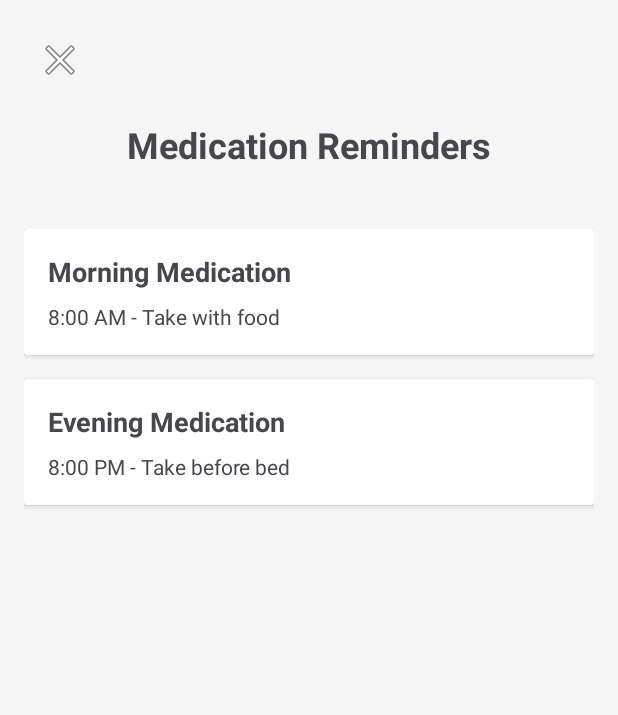
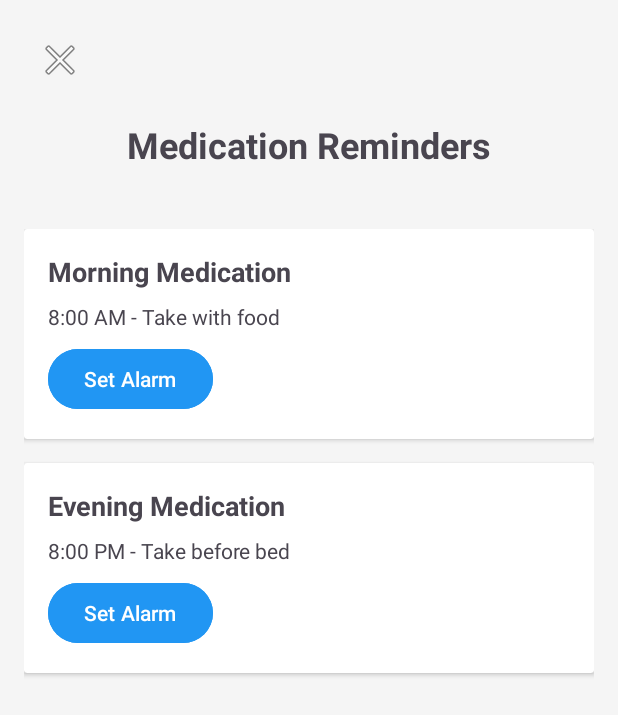
Before and after one commit to AdrianLeAsian/Medilert_CC17, an Android app: the Medication_Reminder screen opened directly, with no data from a screen before it, after a tap on "Morning Medication", on a phone screen of 412 x 824 dp. Shown: the top 715 px of the screen. Run offline under Robolectric (Android 15) with nearby library versions, the phone set to English and light mode, and no system bars.

Commit message:
SOS notif and set alarm button

```diff
--- a/app/src/main/java/com/example/medilert/Medication_Reminder.java
+++ b/app/src/main/java/com/example/medilert/Medication_Reminder.java
@@ -1,10 +1,16 @@
 package com.example.medilert;
 
+import android.app.AlarmManager;
+import android.app.PendingIntent;
+import android.content.Context;
+import android.content.Intent;
 import android.os.Bundle;
 import android.widget.ImageButton;
 import android.widget.Toast;
 import androidx.appcompat.app.AppCompatActivity;
 import androidx.cardview.widget.CardView;
+
+import java.util.Calendar;
 
 public class Medication_Reminder extends AppCompatActivity {
 
@@ -22,12 +28,30 @@ public class Medication_Reminder extends AppCompatActivity {
         backButton.setOnClickListener(v -> finish());
 
         // Medication reminder clicks
-        medication1.setOnClickListener(v -> Toast.makeText(Medication_Reminder.this,
-                "Morning Medication: Remember to take with food!",
-                Toast.LENGTH_LONG).show());
+        medication1.setOnClickListener(v -> {
+            // Set alarm for Morning Medication
+            setAlarm("Morning Medication");
+        });
 
-        medication2.setOnClickListener(v -> Toast.makeText(Medication_Reminder.this,
-                "Evening Medication: Take before going to bed!",
-                Toast.LENGTH_LONG).show());
+        medication2.setOnClickListener(v -> {
+            // Set alarm for Evening Medication
+            setAlarm("Evening Medication");
+        });
+    }
+
+    private void setAlarm(String medicationName) {
+        Calendar calendar = Calendar.getInstance();
+        calendar.set(Calendar.HOUR_OF_DAY, 8); // Set default hour
+        calendar.set(Calendar.MINUTE, 0); // Set default minute
+        calendar.set(Calendar.SECOND, 0);
+
+        AlarmManager alarmManager = (AlarmManager) getSystemService(Context.ALARM_SERVICE);
+        Intent intent = new Intent(this, AlarmReceiver.class);
+        intent.putExtra("medicationName", medicationName);
+
+        PendingIntent pendingIntent = PendingIntent.getBroadcast(this, medicationName.hashCode(), intent, PendingIntent.FLAG_UPDATE_CURRENT);
+        alarmManager.setExact(AlarmManager.RTC_WAKEUP, calendar.getTimeInMillis(), pendingIntent);
+
+        Toast.makeText(this, medicationName + " alarm set for 8:00 AM", Toast.LENGTH_SHORT).show();
     }
 }
--- a/app/src/main/res/layout/activity_medication_reminder.xml
+++ b/app/src/main/res/layout/activity_medication_reminder.xml
@@ -64,6 +64,15 @@
                     android:text="8:00 AM - Take with food"
                     android:layout_marginTop="8dp"
                     tools:ignore="HardcodedText" />
+
+                <Button
+                    android:id="@+id/alarmButton1"
+                    android:layout_width="wrap_content"
+                    android:layout_height="wrap_content"
+                    android:layout_marginTop="8dp"
+                    android:text="Set Alarm"
+                    android:backgroundTint="#2196F3"
+                    android:textColor="#FFFFFF" />
             </LinearLayout>
         </androidx.cardview.widget.CardView>
 
@@ -94,6 +103,15 @@
                     android:text="8:00 PM - Take before bed"
                     android:layout_marginTop="8dp"
                     tools:ignore="HardcodedText" />
+
+                <Button
+                    android:id="@+id/alarmButton2"
+                    android:layout_width="wrap_content"
+                    android:layout_height="wrap_content"
+                    android:layout_marginTop="8dp"
+                    android:text="Set Alarm"
+                    android:backgroundTint="#2196F3"
+                    android:textColor="#FFFFFF" />
             </LinearLayout>
         </androidx.cardview.widget.CardView>
 
--- /dev/null
+++ b/app/src/main/res/values-land/dimens.xml
@@ -0,0 +1,3 @@
+<resources>
+    <dimen name="fab_margin">48dp</dimen>
+</resources>
--- /dev/null
+++ b/app/src/main/res/values-v23/themes.xml
@@ -0,0 +1,9 @@
+<resources xmlns:tools="http://schemas.android.com/tools">
+
+    <style name="Theme.Medilert" parent="Base.Theme.Medilert">
+        <!-- Transparent system bars for edge-to-edge. -->
+        <item name="android:navigationBarColor">@android:color/transparent</item>
+        <item name="android:statusBarColor">@android:color/transparent</item>
+        <item name="android:windowLightStatusBar">?attr/isLightTheme</item>
+    </style>
+</resources>
--- /dev/null
+++ b/app/src/main/res/values-w1240dp/dimens.xml
@@ -0,0 +1,3 @@
+<resources>
+    <dimen name="fab_margin">200dp</dimen>
+</resources>
--- /dev/null
+++ b/app/src/main/res/values-w600dp/dimens.xml
@@ -0,0 +1,3 @@
+<resources>
+    <dimen name="fab_margin">48dp</dimen>
+</resources>
--- /dev/null
+++ b/app/src/main/res/values/dimens.xml
@@ -0,0 +1,3 @@
+<resources>
+    <dimen name="fab_margin">16dp</dimen>
+</resources>
--- a/gradle/libs.versions.toml
+++ b/gradle/libs.versions.toml
@@ -7,6 +7,8 @@ appcompat = "1.7.0"
 material = "1.12.0"
 activity = "1.9.3"
 constraintlayout = "2.2.0"
+navigationFragment = "2.8.4"
+navigationUi = "2.8.4"
 
 [libraries]
 junit = { group = "junit", name = "junit", version.ref = "junit" }
@@ -16,6 +18,8 @@ appcompat = { group = "androidx.appcompat", name = "appcompat", version.ref = "a
 material = { group = "com.google.android.material", name = "material", version.ref = "material" }
 activity = { group = "androidx.activity", name = "activity", version.ref = "activity" }
 constraintlayout = { group = "androidx.constraintlayout", name = "constraintlayout", version.ref = "constraintlayout" }
+navigation-fragment = { group = "androidx.navigation", name = "navigation-fragment", version.ref = "navigationFragment" }
+navigation-ui = { group = "androidx.navigation", name = "navigation-ui", version.ref = "navigationUi" }
 
 [plugins]
 android-application = { id = "com.android.application", version.ref = "agp" }
```
Also changed, not shown: app/build.gradle.kts (+13 -4 lines), app/src/main/AndroidManifest.xml (+29 -3 lines), app/src/main/java/com/example/medilert/AlarmReceiver.java (added, +32 -0 lines), app/src/main/java/com/example/medilert/SOS_Feature.java (+44 -4 lines), app/src/main/res/layout/activity_alarm_receiver.xml (added, +41 -0 lines), app/src/main/res/navigation/nav_graph.xml (added, +28 -0 lines), app/src/main/res/values/strings.xml (+43 -0 lines).
